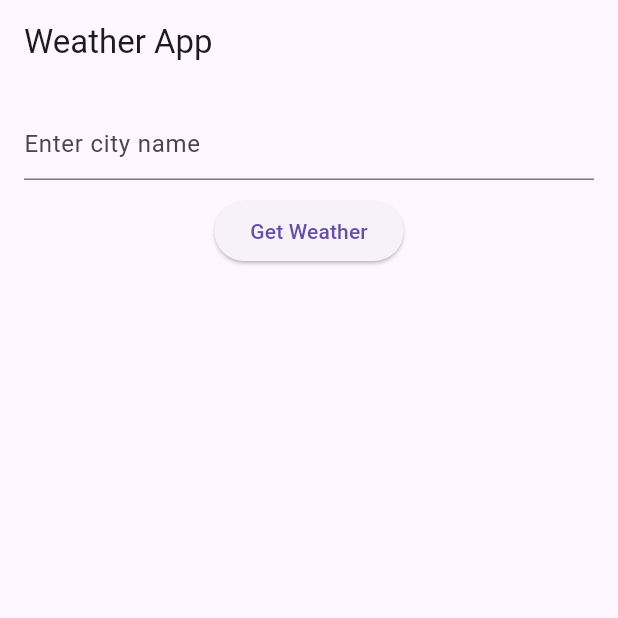
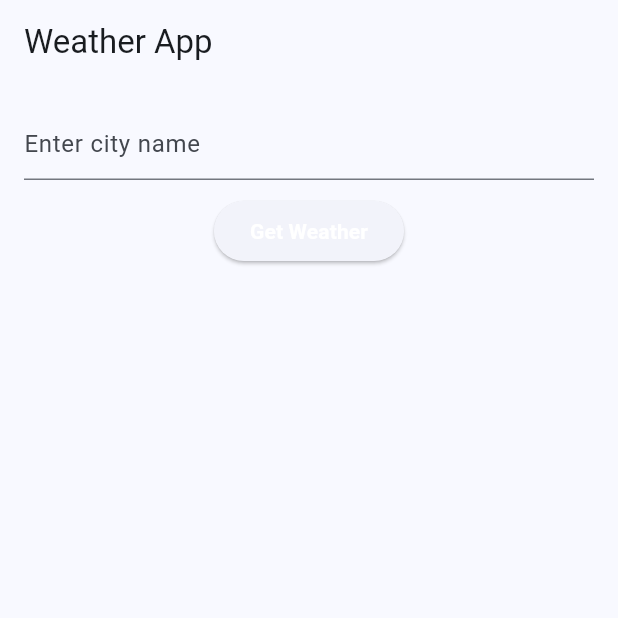
Before and after one commit to Mohamed-said-salah/weather-app, a Flutter app: the screen it shows after launch, on a phone screen of 412 x 824 dp, the top half of it. Run offline on Flutter 3.47's test engine with Material 3 defaults, Android fonts, the phone set to English and light mode, and no system bars; our stand-ins replace flutter_dotenv.

Commit message:
Added comments

```diff
--- a/lib/main.dart
+++ b/lib/main.dart
@@ -18,7 +18,7 @@ class MainApp extends StatelessWidget {
   Widget build(BuildContext context) {
     return MaterialApp(
       title: 'Weather App',
-      theme: ThemeData(primarySwatch: Colors.blue),
+      theme: ThemeData(colorSchemeSeed: Colors.blue),
       home: const WeatherScreen(),
     );
   }
--- a/lib/screens/weather_screen.dart
+++ b/lib/screens/weather_screen.dart
@@ -14,6 +14,12 @@ class _WeatherScreenState extends State<WeatherScreen> {
   Weather? _weather;
   String _errorMessage = '';
 
+  /// A Scaffold that displays a text field, a button, and a column of text
+  /// and an image. The text field is used to enter a city name, and the button
+  /// triggers a call to the weather API to fetch the weather for the city.
+  /// The column displays the city name, current temperature, a description of
+  /// the current weather, and an image representing the current weather. If
+  /// there is an error, the column displays the error message in red.
   @override
   Widget build(BuildContext context) {
     return Scaffold(
@@ -24,21 +30,34 @@ class _WeatherScreenState extends State<WeatherScreen> {
           scrollDirection: Axis.vertical,
           child: Column(
             children: [
+              /// City Text Field
               TextField(
                 controller: _controller,
                 decoration: const InputDecoration(hintText: 'Enter city name'),
               ),
               const SizedBox(height: 10),
+
+              /// Find City Button
               ElevatedButton(
                 onPressed: _fetchWeather,
-                child: const Text('Get Weather'),
+                child: const Text(
+                  'Get Weather',
+                  style: TextStyle(
+                    color: Colors.white,
+                    fontWeight: FontWeight.bold,
+                  ),
+                ),
               ),
+
+              /// Error Message
               const SizedBox(height: 20),
               if (_errorMessage.isNotEmpty)
                 Text(
                   _errorMessage,
                   style: const TextStyle(color: Colors.red),
                 ),
+
+              /// Weather Information
               if (_weather != null)
                 Column(
                   children: [
@@ -59,6 +78,16 @@ class _WeatherScreenState extends State<WeatherScreen> {
     );
   }
 
+  /// Triggers a call to the weather API to fetch the weather for the city
+  /// name entered in the text field.
+  ///
+  /// If the text field is empty, it displays an error message asking the user
+  /// to enter a city name. If the city is not found, it displays an error
+  /// message indicating that the city was not found. If there is a network error
+  /// or an unexpected error, it displays an error message indicating the
+  /// error. If the request is successful, it displays the city name, current
+  /// temperature, a description of the current weather, and an image
+  /// representing the current weather.
   void _fetchWeather() async {
     if (_controller.text.isEmpty) {
       setState(() {
```
Also changed, not shown: lib/apis/weather_api.dart (+18 -0 lines).
